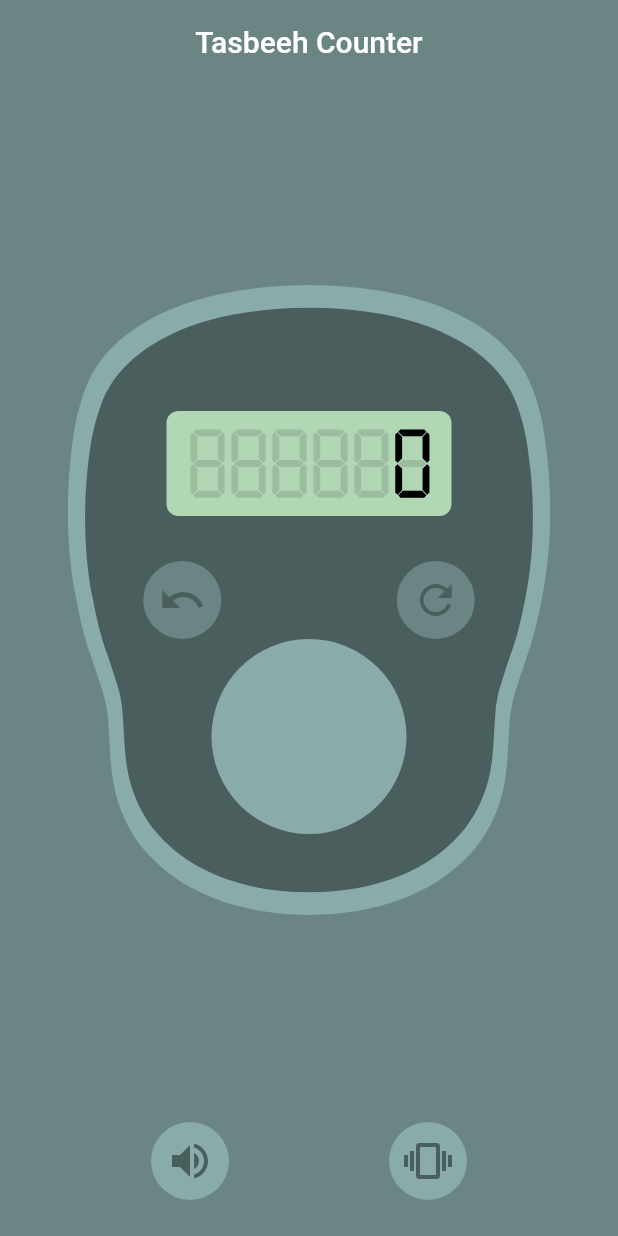
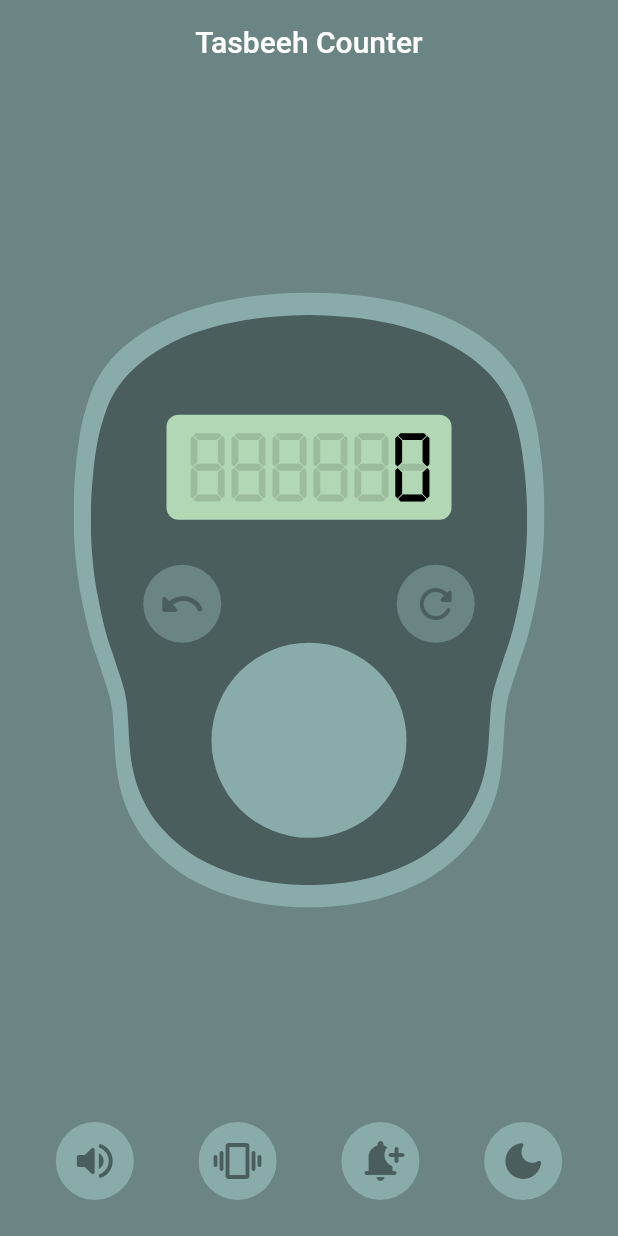
Before and after one commit to n4ff4h/tasbeeh_counter, a Flutter app: the screen it shows after launch, on a phone screen of 412 x 824 dp. Run offline on Flutter 3.47's test engine with Material 2 defaults, Android fonts, the phone set to English and light mode, and no system bars; our stand-ins replace audioplayers, flutter_svg, freezed_annotation, hooks_riverpod, shared_preferences.

Commit message:
refactor: Move widget sizes to constants.dart

```diff
--- a/lib/screens/home_body.dart
+++ b/lib/screens/home_body.dart
@@ -28,8 +28,8 @@ class HomeBody extends ConsumerWidget {
             child: SvgPicture.asset(
               assetName,
               color: primaryColor,
-              height: 420,
-              width: 420,
+              height: outerTasbeehCounterSvgSize,
+              width: outerTasbeehCounterSvgSize,
             ),
           ),
         ),
@@ -40,14 +40,14 @@ class HomeBody extends ConsumerWidget {
             child: SvgPicture.asset(
               assetName,
               color: tasbeehCounterColor,
-              height: 390,
-              width: 390,
+              height: innerTasbeehCounterSvgSize,
+              width: innerTasbeehCounterSvgSize,
             ),
           ),
         ),
         Center(
           child: Padding(
-            padding: const EdgeInsets.only(top: 50),
+            padding: const EdgeInsets.only(top: 55),
             child: Column(
               mainAxisAlignment: MainAxisAlignment.center,
               children: [
@@ -58,24 +58,24 @@ class HomeBody extends ConsumerWidget {
                   children: [
                     // Undo button
                     CircularButton(
-                      size: 10,
+                      size: iconButtonSize,
                       color: secondaryColor,
                       child: const Icon(
-                        Icons.undo,
+                        Icons.undo_rounded,
                         color: iconColor,
-                        size: 32,
+                        size: iconSize,
                       ),
                       onPressed: () => counterNotifier.decrement(),
                     ),
                     const SizedBox(width: 105),
                     // Refresh button
                     CircularButton(
-                      size: 10,
+                      size: iconButtonSize,
                       color: secondaryColor,
                       child: const Icon(
-                        Icons.refresh,
+                        Icons.refresh_rounded,
                         color: iconColor,
-                        size: 32,
+                        size: iconSize,
                       ),
                       onPressed: () => counterNotifier.reset(),
                     ),
@@ -83,7 +83,7 @@ class HomeBody extends ConsumerWidget {
                 ),
                 // Increment button
                 CircularButton(
-                  size: 65,
+                  size: counterButtonSize,
                   color: primaryColor,
                   child: null,
                   onPressed: () {
@@ -92,7 +92,6 @@ class HomeBody extends ConsumerWidget {
                       HapticFeedback.vibrate();
                     }
                     if (buttonRow.hasToggledSound) {
-                      //SystemSound.play(SystemSoundType.click);
                       AudioPlayer().play(
                         AssetSource('audios/click.wav'),
                       );
--- a/lib/screens/home_screen.dart
+++ b/lib/screens/home_screen.dart
@@ -4,6 +4,7 @@ import 'package:hooks_riverpod/hooks_riverpod.dart';
 import 'package:tasbeeh_counter/providers/button_row_provider.dart';
 import 'package:tasbeeh_counter/screens/home_body.dart';
 import 'package:tasbeeh_counter/shared/constants.dart';
+import 'package:tasbeeh_counter/widgets/circular_button.dart';
 import 'package:tasbeeh_counter/widgets/toggle_button.dart';
 
 class HomeScreen extends ConsumerWidget {
@@ -36,17 +37,30 @@ class HomeScreen extends ConsumerWidget {
           mainAxisAlignment: MainAxisAlignment.spaceEvenly,
           children: [
             ToggleButton(
-              icon: Icons.volume_up,
+              icon: Icons.volume_up_rounded,
               onPressed: buttonRowNotifier.toggleSound,
               buttonActiveState: buttonRow.hasToggledSound,
             ),
             ToggleButton(
-              icon: Icons.vibration,
+              icon: Icons.vibration_rounded,
               onPressed: buttonRowNotifier.toggleVibration,
               buttonActiveState: buttonRow.hasToggledVibrate,
             ),
-            //ToggleButton(icon: Icons.add_alert),
-            //ToggleButton(icon: Icons.dark_mode),
+            CircularButton(
+              size: iconButtonSize,
+              color: primaryColor,
+              child: const Icon(
+                Icons.notification_add_rounded,
+                color: iconColor,
+                size: iconSize,
+              ),
+              onPressed: () {},
+            ),
+            ToggleButton(
+              icon: Icons.dark_mode_rounded,
+              onPressed: buttonRowNotifier.setDarkMode,
+              buttonActiveState: buttonRow.isDarkMode,
+            ),
           ],
         ),
       ),
--- a/lib/shared/constants.dart
+++ b/lib/shared/constants.dart
@@ -1,7 +1,16 @@
 import 'package:flutter/material.dart';
 
+// Colors
 const primaryColor = Color(0xFF89ABAA);
 const secondaryColor = Color(0xFF6A8584);
 const scaffoldBackgroundColor = secondaryColor;
 const tasbeehCounterColor = Color(0xFF4B5E5E);
 const iconColor = tasbeehCounterColor;
+
+// Sizes
+const double iconSize = 32;
+const double iconButtonSize = 10;
+const double counterButtonSize = 65;
+
+const double outerTasbeehCounterSvgSize = 410;
+const double innerTasbeehCounterSvgSize = 380;
--- a/lib/widgets/toggle_button.dart
+++ b/lib/widgets/toggle_button.dart
@@ -20,7 +20,9 @@ class ToggleButton extends ConsumerWidget {
       onPressed: onPressed,
       style: ButtonStyle(
         shape: MaterialStateProperty.all(const CircleBorder()),
-        padding: MaterialStateProperty.all(const EdgeInsets.all(10)),
+        padding: MaterialStateProperty.all(
+          const EdgeInsets.all(iconButtonSize),
+        ),
         backgroundColor: MaterialStateProperty.all(
             buttonActiveState ? const Color(0xFFFFCB42) : primaryColor),
         elevation: MaterialStateProperty.all(0),
@@ -28,7 +30,7 @@ class ToggleButton extends ConsumerWidget {
       child: Icon(
         icon,
         color: iconColor,
-        size: 32,
+        size: iconSize,
       ),
     );
   }
```
